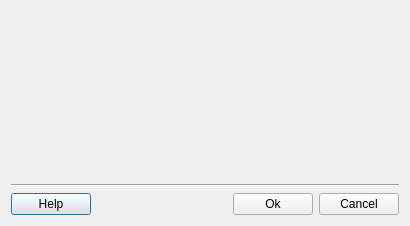
First picture: the form in src/terralib/qt/widgets/rp/ui/RasterInfoDialogForm.ui, repository claudiobogossian/terralib5, before the edit.
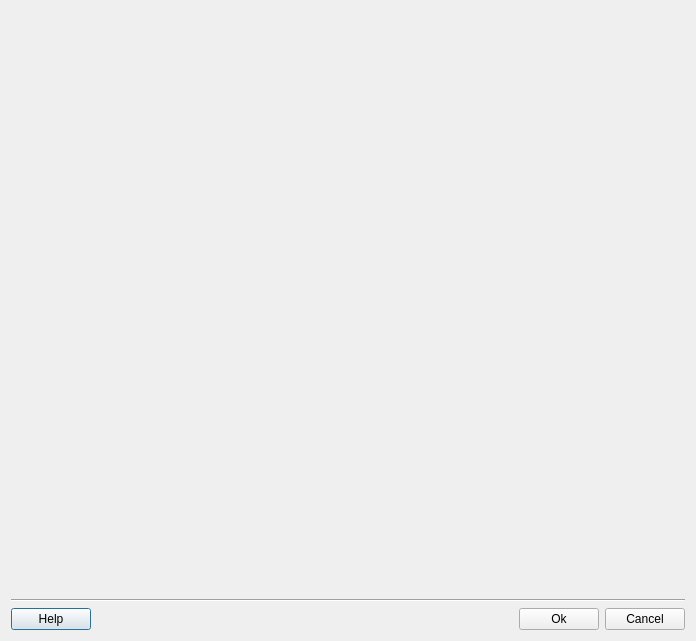
Second picture: the form after the edit.

```diff
--- a/src/terralib/qt/widgets/rp/ui/RasterInfoDialogForm.ui
+++ b/src/terralib/qt/widgets/rp/ui/RasterInfoDialogForm.ui
@@ -6,10 +6,16 @@
    <rect>
     <x>0</x>
     <y>0</y>
-    <width>410</width>
-    <height>226</height>
+    <width>696</width>
+    <height>641</height>
    </rect>
   </property>
+  <property name="minimumSize">
+   <size>
+    <width>0</width>
+    <height>641</height>
+   </size>
+  </property>
   <property name="windowTitle">
    <string>Raster Info</string>
   </property>
```
